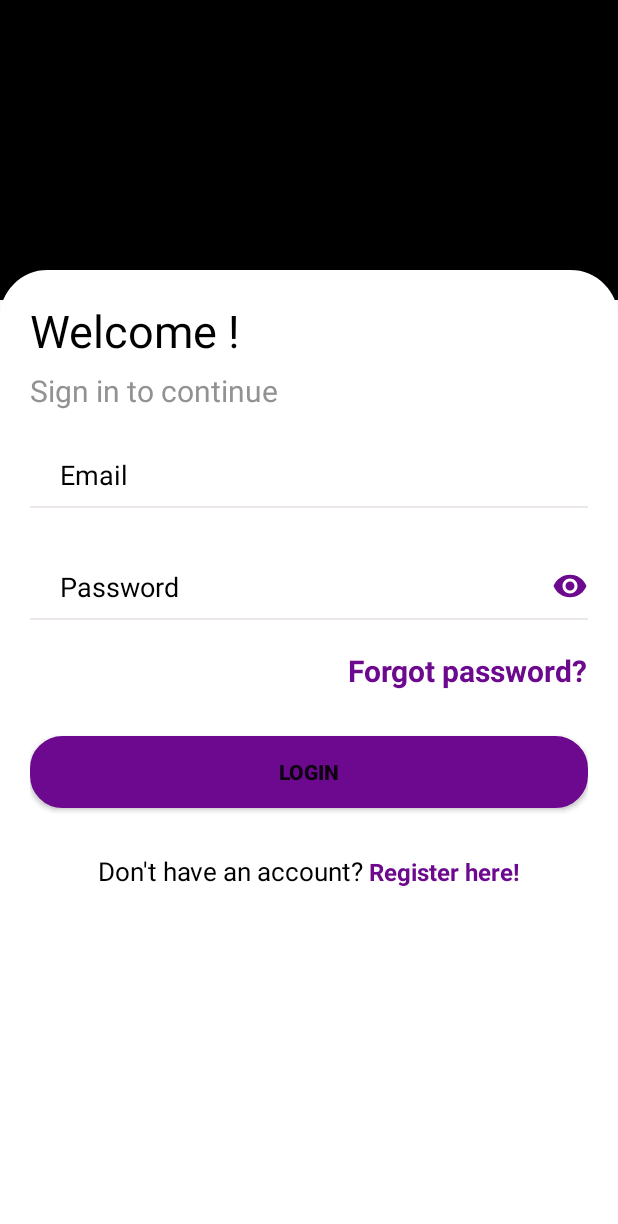
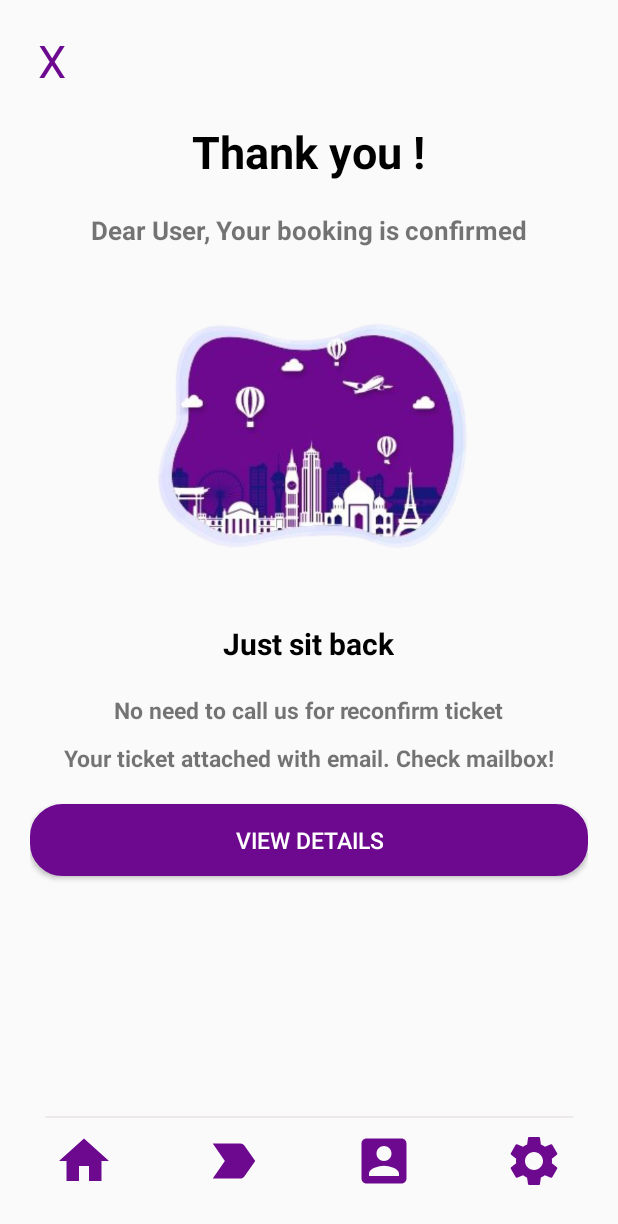
Before and after one commit to KayesFahim/Fly-Far-Ladies, an Android app: the screen it shows after launch (LoginActivity before the commit, ThankYouActivity after it), after a tap on "LOGIN", on a phone screen of 412 x 824 dp. Shown: the top 1224 px of the screen. Run offline under Robolectric (Android 15) with nearby library versions, the phone set to English and light mode, and no system bars.

Commit message:
added Thank you page

```diff
--- a/app/src/main/AndroidManifest.xml
+++ b/app/src/main/AndroidManifest.xml
@@ -9,6 +9,9 @@
         android:roundIcon="@mipmap/ic_launcher_round"
         android:supportsRtl="true"
         android:theme="@style/Theme.FlyFarLadies">
+        <activity
+            android:name=".Booking.ThankYouActivity"
+            android:exported="false" />
         <activity
             android:name=".Dashboard.ChangePasswordActivity"
             android:exported="false" />
--- a/app/src/main/java/com/example/flyfarladies/AuthActivity.java
+++ b/app/src/main/java/com/example/flyfarladies/AuthActivity.java
@@ -5,6 +5,8 @@
 import android.content.Intent;
 import android.os.Bundle;
 import android.view.View;
+
+import com.example.flyfarladies.Booking.ThankYouActivity;
 
 public class AuthActivity extends AppCompatActivity {
 
@@ -20,6 +22,6 @@
     }
 
     public void AuthLogin(View view) {
-        startActivity(new Intent(this, LoginActivity.class));
+        startActivity(new Intent(this, ThankYouActivity.class));
     }
 }
--- /dev/null
+++ b/app/src/main/java/com/example/flyfarladies/Booking/ThankYouActivity.java
@@ -0,0 +1,20 @@
+package com.example.flyfarladies.Booking;
+
+import androidx.appcompat.app.AppCompatActivity;
+import com.example.flyfarladies.R;
+import android.os.Bundle;
+import android.view.View;
+
+public class ThankYouActivity extends AppCompatActivity {
+
+    @Override
+    protected void onCreate(Bundle savedInstanceState) {
+        super.onCreate(savedInstanceState);
+        setContentView(R.layout.activity_thank_you);
+
+    }
+
+    public void Settings(View view) {
+
+    }
+}
--- a/app/src/main/res/layout/activity_auth.xml
+++ b/app/src/main/res/layout/activity_auth.xml
@@ -8,39 +8,40 @@
     tools:context=".AuthActivity">
 
 
+    <Button
+        android:id="@+id/registration"
+        android:layout_width="wrap_content"
+        android:layout_height="wrap_content"
+        android:layout_above="@+id/login"
+        android:layout_centerHorizontal="true"
+        android:layout_marginBottom="30dp"
+        android:background="@drawable/button_border"
+        android:onClick="AuthRegistration"
+        android:textColor="@color/white"
+        android:paddingLeft="100dp"
+        android:paddingTop="20dp"
+        android:paddingRight="100dp"
+        android:paddingBottom="20dp"
+        android:text="@string/registration"
+        android:textSize="20sp"
+        tools:ignore="OnClick" />
 
     <Button
+        android:id="@+id/login"
         android:layout_width="wrap_content"
         android:layout_height="wrap_content"
-        android:id="@+id/registration"
-        android:onClick="AuthRegistration"
-        android:layout_centerHorizontal="true"
-        android:layout_marginBottom="30dp"
-        android:paddingTop="20dp"
-        android:textSize="20sp"
-        android:paddingBottom="20dp"
-        android:paddingLeft="100dp"
-        android:paddingRight="100dp"
-        android:background="@drawable/button_border"
-        android:layout_above="@+id/login"
-        android:text="@string/registration"
-        tools:ignore="OnClick" />
-    <Button
-        android:layout_width="wrap_content"
-        android:layout_height="wrap_content"
-        android:id="@+id/login"
-        android:onClick="AuthLogin"
         android:layout_alignParentBottom="true"
         android:layout_centerHorizontal="true"
+        android:layout_marginBottom="100dp"
+        android:background="@drawable/login_btn"
+        android:onClick="AuthLogin"
+        android:paddingLeft="140dp"
         android:paddingTop="20dp"
-        android:textSize="20sp"
+        android:paddingRight="140dp"
+        android:paddingBottom="20dp"
+        android:text="@string/login"
         android:textColor="@color/black"
-        android:paddingBottom="20dp"
-        android:paddingLeft="140dp"
-        android:paddingRight="140dp"
-        android:background="@drawable/login_btn"
-        android:layout_marginBottom="100dp"
-        android:text="@string/login"/>
+        android:textSize="20sp" />
 
 
 </RelativeLayout>
--- a/app/src/main/res/layout/activity_edit_profile.xml
+++ b/app/src/main/res/layout/activity_edit_profile.xml
@@ -87,7 +87,7 @@
             android:background="@drawable/editprofileborderbottom"
             android:ems="10"
             android:hint="@string/full_name"
-            android:inputType="text"
+            android:inputType="textPersonName"
             android:paddingStart="20dp"
             android:paddingTop="10dp"
             android:paddingBottom="10dp"
@@ -102,7 +102,6 @@
             android:layout_below="@+id/editTextTextName"
             android:layout_marginTop="30dp"
             android:background="@drawable/editprofileborderbottom"
-            android:ems="10"
             android:hint="@string/email"
             android:inputType="textEmailAddress"
             android:paddingStart="20dp"
@@ -118,14 +117,13 @@
             android:layout_below="@+id/editTextTextEmailAddress"
             android:layout_marginTop="30dp"
             android:background="@drawable/editprofileborderbottom"
-            android:ems="10"
             android:hint="@string/address"
             android:inputType="text"
             android:paddingStart="20dp"
             android:paddingTop="10dp"
             android:paddingBottom="10dp"
             android:textColorHint="@color/black"
-            tools:ignore="RtlSymmetry,TextFields" />
+            tools:ignore="RtlSymmetry" />
 
         <EditText
             android:id="@+id/editNumberMobile"
@@ -134,7 +132,7 @@
             android:layout_below="@+id/editTextAddress"
             android:layout_marginTop="30dp"
             android:background="@drawable/editprofileborderbottom"
-            android:hint="Phone"
+            android:hint="@string/phone"
             android:inputType="text"
             android:paddingStart="20dp"
             android:paddingTop="10dp"
--- a/app/src/main/res/layout/activity_login.xml
+++ b/app/src/main/res/layout/activity_login.xml
@@ -87,13 +87,14 @@
                 android:text="@string/forgot_password"/>
 
             <Button
-                android:onClick="LoginBtn"
                 android:id="@+id/loginBtn"
                 android:layout_width="match_parent"
                 android:layout_height="wrap_content"
                 android:layout_below="@+id/forgotpassword"
                 android:layout_marginTop="30dp"
                 android:background="@drawable/button"
+                android:onClick="LoginBtn"
+                android:textColor="@color/white"
                 android:text="@string/login"
                 android:textStyle="bold" />
 
--- /dev/null
+++ b/app/src/main/res/layout/activity_thank_you.xml
@@ -0,0 +1,142 @@
+<?xml version="1.0" encoding="utf-8"?>
+<RelativeLayout xmlns:android="http://schemas.android.com/apk/res/android"
+    xmlns:app="http://schemas.android.com/apk/res-auto"
+    xmlns:tools="http://schemas.android.com/tools"
+    android:layout_width="match_parent"
+    android:layout_height="match_parent"
+    android:layout_margin="20dp"
+    tools:context=".Booking.ThankYouActivity">
+
+
+    <TextView
+        android:id="@+id/cross"
+        android:layout_width="wrap_content"
+        android:layout_height="wrap_content"
+        android:text="@string/cross"
+        android:textColor="@color/primary"
+        android:layout_marginStart="5dp"
+        android:textSize="30sp" />
+
+    <TextView
+        android:id="@+id/thankyoutext"
+        android:layout_width="wrap_content"
+        android:layout_height="wrap_content"
+        android:layout_below="@+id/cross"
+        android:layout_centerHorizontal="true"
+        android:layout_marginTop="20dp"
+        android:text="@string/thank_you"
+        android:textColor="@color/black"
+        android:textSize="30sp"
+        android:textStyle="bold" />
+
+    <TextView
+        android:id="@+id/thankyoutag"
+        android:layout_width="wrap_content"
+        android:layout_height="wrap_content"
+        android:layout_below="@+id/thankyoutext"
+        android:layout_centerHorizontal="true"
+        android:layout_marginTop="20dp"
+        android:layout_marginBottom="20dp"
+        android:text="@string/dear_user_your_booking_is_confirmed"
+        android:textSize="17sp"
+        android:textStyle="bold" />
+
+
+    <ImageView
+        android:id="@+id/thankyouimage"
+        android:layout_width="wrap_content"
+        android:layout_height="200dp"
+        android:layout_below="@+id/thankyoutag"
+        android:layout_centerHorizontal="true"
+        android:layout_marginTop="10dp"
+        android:layout_marginBottom="20dp"
+        android:src="@drawable/thankyou" />
+
+    <TextView
+        android:id="@+id/sitbacktext"
+        android:layout_width="wrap_content"
+        android:layout_height="wrap_content"
+        android:layout_below="@+id/thankyouimage"
+        android:layout_centerHorizontal="true"
+        android:text="@string/just_sit_back"
+        android:textColor="@color/black"
+        android:textSize="20sp"
+        android:textStyle="bold" />
+
+    <TextView
+        android:id="@+id/tickettext"
+        android:layout_width="wrap_content"
+        android:layout_height="wrap_content"
+        android:layout_below="@+id/sitbacktext"
+        android:layout_centerHorizontal="true"
+        android:layout_marginTop="20dp"
+        android:layout_marginBottom="5dp"
+        android:text="@string/no_need_to_call_us_for_reconfirm_ticket"
+        android:textSize="15sp"
+        android:textStyle="bold" />
+
+    <TextView
+        android:id="@+id/emailtext"
+        android:layout_width="wrap_content"
+        android:layout_height="wrap_content"
+        android:layout_below="@+id/tickettext"
+        android:layout_centerHorizontal="true"
+        android:layout_marginTop="5dp"
+        android:layout_marginBottom="20dp"
+        android:text="@string/your_ticket_attached_with_email_check_mailbox"
+        android:textSize="15sp"
+        android:textStyle="bold" />
+
+    <Button
+        android:layout_width="match_parent"
+        android:layout_height="wrap_content"
+        android:layout_below="@id/emailtext"
+        android:background="@drawable/button"
+        android:text="@string/view_details"
+        android:textColor="@color/white"
+        android:textSize="15sp" />
+
+
+    <LinearLayout
+        android:background="@drawable/topborder"
+        android:layout_alignParentBottom="true"
+        android:layout_width="match_parent"
+        android:layout_margin="10dp"
+        android:paddingTop="10dp"
+        android:gravity="center"
+        android:layout_centerHorizontal="true"
+        android:layout_height="wrap_content">
+        <Button
+            android:layout_width="40dp"
+            android:layout_height="40dp"
+            android:layout_marginStart="30dp"
+            android:layout_marginEnd="30dp"
+            android:background="@drawable/icon_home" />
+        <Button
+            android:layout_width="40dp"
+            android:layout_height="40dp"
+            android:layout_marginStart="30dp"
+            android:layout_marginEnd="30dp"
+            android:background="@drawable/icon_paper"/>
+
+        <Button
+            android:layout_width="40dp"
+            android:layout_height="40dp"
+            android:layout_marginStart="30dp"
+            android:layout_marginEnd="30dp"
+            android:background="@drawable/icon_account"
+            tools:ignore="RtlSymmetry" />
+
+        <Button
+            android:onClick="Settings"
+            android:layout_width="40dp"
+            android:layout_height="40dp"
+            android:layout_marginStart="30dp"
+            android:layout_marginEnd="30dp"
+            android:background="@drawable/icon_setting" />
+
+
+    </LinearLayout>
+
+
+</RelativeLayout>
--- a/app/src/main/res/values/strings.xml
+++ b/app/src/main/res/values/strings.xml
@@ -44,4 +44,11 @@
     <string name="update">Update</string>
     <string name="enter_old_password">Enter Old Password</string>
     <string name="set_new_passeword">Set New Passeword</string>
+    <string name="phone">Phone</string>
+    <string name="thank_you">Thank you !</string>
+    <string name="dear_user_your_booking_is_confirmed">Dear User, Your booking is confirmed</string>
+    <string name="just_sit_back">Just sit back</string>
+    <string name="no_need_to_call_us_for_reconfirm_ticket">No need to call us for reconfirm ticket</string>
+    <string name="your_ticket_attached_with_email_check_mailbox">Your ticket attached with email. Check mailbox!</string>
+    <string name="view_details">View Details</string>
 </resources>
```
Also changed, not shown: app/src/main/res/drawable/thankyou.png (added).
